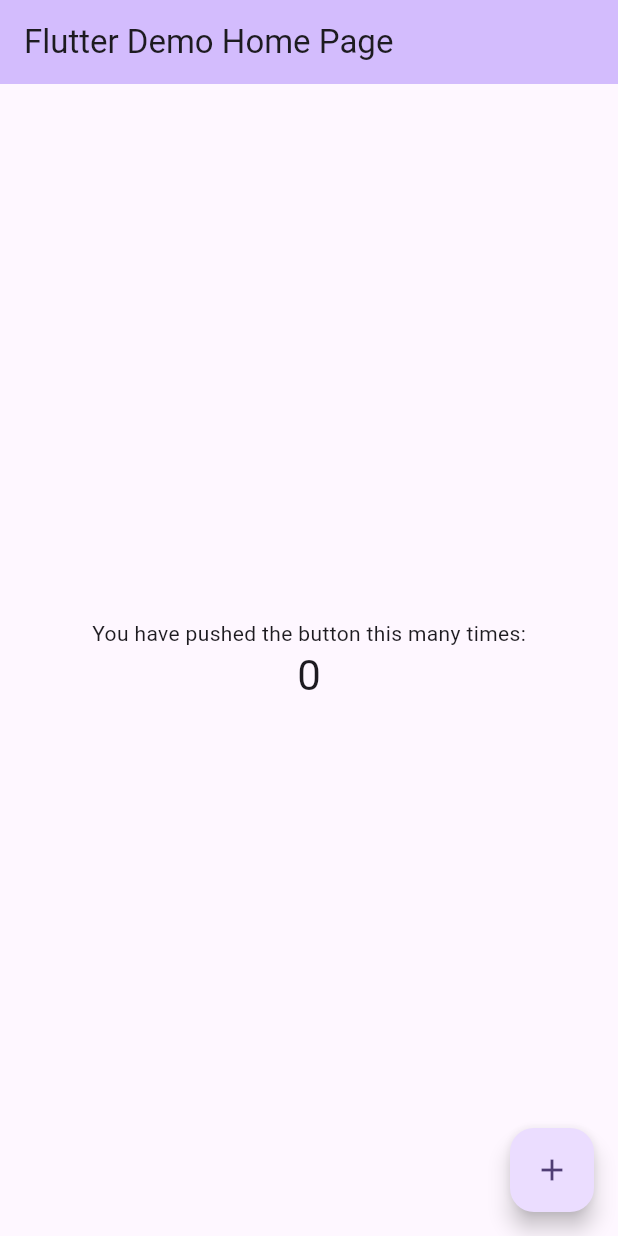
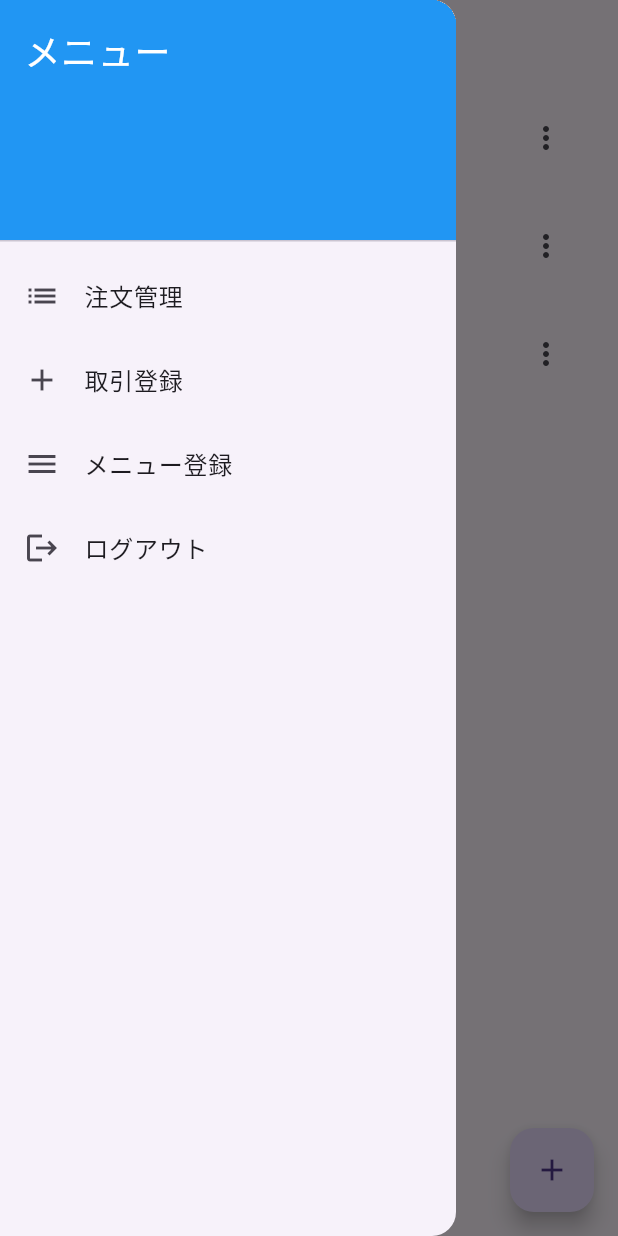
Before and after one commit to ma2mori/veloxorder, a Flutter app: the screen it shows after launch, with the side drawer open (before the commit the screen has no drawer), on a phone screen of 412 x 824 dp. Run offline on Flutter 3.47's test engine with Material 3 defaults, Android fonts, the phone set to English and light mode, and no system bars.

Commit message:
#1 仮の画面を作成する

```diff
--- a/lib/main.dart
+++ b/lib/main.dart
@@ -1,125 +1,28 @@
 import 'package:flutter/material.dart';
+import 'package:veloxorder/view/store/order_management_screen.dart';
+import 'package:veloxorder/view/store/transaction_registration_screen.dart';
+import 'package:veloxorder/view/store/menu_registration_screen.dart';
+// Todo import 'package:veloxorder/view/authorization_screen.dart';
 
 void main() {
-  runApp(const MyApp());
+  runApp(VeloxOrderApp());
 }
 
-class MyApp extends StatelessWidget {
-  const MyApp({super.key});
-
-  // This widget is the root of your application.
+class VeloxOrderApp extends StatelessWidget {
   @override
   Widget build(BuildContext context) {
     return MaterialApp(
-      title: 'Flutter Demo',
+      title: 'VeloxOrder',
       theme: ThemeData(
-        // This is the theme of your application.
-        //
-        // TRY THIS: Try running your application with "flutter run". You'll see
-        // the application has a purple toolbar. Then, without quitting the app,
-        // try changing the seedColor in the colorScheme below to Colors.green
-        // and then invoke "hot reload" (save your changes or press the "hot
-        // reload" button in a Flutter-supported IDE, or press "r" if you used
-        // the command line to start the app).
-        //
-        // Notice that the counter didn't reset back to zero; the application
-        // state is not lost during the reload. To reset the state, use hot
-        // restart instead.
-        //
-        // This works for code too, not just values: Most code changes can be
-        // tested with just a hot reload.
-        colorScheme: ColorScheme.fromSeed(seedColor: Colors.deepPurple),
-        useMaterial3: true,
+        primarySwatch: Colors.blue,
       ),
-      home: const MyHomePage(title: 'Flutter Demo Home Page'),
+      home: OrderManagementScreen(),
+      routes: {
+        '/orderManagement': (context) => OrderManagementScreen(),
+        '/transactionRegistration': (context) =>
+            TransactionRegistrationScreen(),
+        '/menuRegistration': (context) => MenuRegistrationScreen(),
+      },
     );
   }
 }
-
-class MyHomePage extends StatefulWidget {
-  const MyHomePage({super.key, required this.title});
-
-  // This widget is the home page of your application. It is stateful, meaning
-  // that it has a State object (defined below) that contains fields that affect
-  // how it looks.
-
-  // This class is the configuration for the state. It holds the values (in this
-  // case the title) provided by the parent (in this case the App widget) and
-  // used by the build method of the State. Fields in a Widget subclass are
-  // always marked "final".
-
-  final String title;
-
-  @override
-  State<MyHomePage> createState() => _MyHomePageState();
-}
-
-class _MyHomePageState extends State<MyHomePage> {
-  int _counter = 0;
-
-  void _incrementCounter() {
-    setState(() {
-      // This call to setState tells the Flutter framework that something has
-      // changed in this State, which causes it to rerun the build method below
-      // so that the display can reflect the updated values. If we changed
-      // _counter without calling setState(), then the build method would not be
-      // called again, and so nothing would appear to happen.
-      _counter++;
-    });
-  }
-
-  @override
-  Widget build(BuildContext context) {
-    // This method is rerun every time setState is called, for instance as done
-    // by the _incrementCounter method above.
-    //
-    // The Flutter framework has been optimized to make rerunning build methods
-    // fast, so that you can just rebuild anything that needs updating rather
-    // than having to individually change instances of widgets.
-    return Scaffold(
-      appBar: AppBar(
-        // TRY THIS: Try changing the color here to a specific color (to
-        // Colors.amber, perhaps?) and trigger a hot reload to see the AppBar
-        // change color while the other colors stay the same.
-        backgroundColor: Theme.of(context).colorScheme.inversePrimary,
-        // Here we take the value from the MyHomePage object that was created by
-        // the App.build method, and use it to set our appbar title.
-        title: Text(widget.title),
-      ),
-      body: Center(
-        // Center is a layout widget. It takes a single child and positions it
-        // in the middle of the parent.
-        child: Column(
-          // Column is also a layout widget. It takes a list of children and
-          // arranges them vertically. By default, it sizes itself to fit its
-          // children horizontally, and tries to be as tall as its parent.
-          //
-          // Column has various properties to control how it sizes itself and
-          // how it positions its children. Here we use mainAxisAlignment to
-          // center the children vertically; the main axis here is the vertical
-          // axis because Columns are vertical (the cross axis would be
-          // horizontal).
-          //
-          // TRY THIS: Invoke "debug painting" (choose the "Toggle Debug Paint"
-          // action in the IDE, or press "p" in the console), to see the
-          // wireframe for each widget.
-          mainAxisAlignment: MainAxisAlignment.center,
-          children: <Widget>[
-            const Text(
-              'You have pushed the button this many times:',
-            ),
-            Text(
-              '$_counter',
-              style: Theme.of(context).textTheme.headlineMedium,
-            ),
-          ],
-        ),
-      ),
-      floatingActionButton: FloatingActionButton(
-        onPressed: _incrementCounter,
-        tooltip: 'Increment',
-        child: const Icon(Icons.add),
-      ), // This trailing comma makes auto-formatting nicer for build methods.
-    );
-  }
-}
--- /dev/null
+++ b/lib/view/store/common_drawer.dart
@@ -0,0 +1,55 @@
+import 'package:flutter/material.dart';
+
+class CommonDrawer extends StatelessWidget {
+  @override
+  Widget build(BuildContext context) {
+    return Drawer(
+      child: ListView(
+        padding: EdgeInsets.zero,
+        children: <Widget>[
+          DrawerHeader(
+            decoration: BoxDecoration(
+              color: Colors.blue,
+            ),
+            child: Text(
+              'メニュー',
+              style: TextStyle(
+                color: Colors.white,
+                fontSize: 24,
+              ),
+            ),
+          ),
+          ListTile(
+            leading: Icon(Icons.list),
+            title: Text('注文管理'),
+            onTap: () {
+              Navigator.pushReplacementNamed(context, '/orderManagement');
+            },
+          ),
+          ListTile(
+            leading: Icon(Icons.add),
+            title: Text('取引登録'),
+            onTap: () {
+              Navigator.pushReplacementNamed(
+                  context, '/transactionRegistration');
+            },
+          ),
+          ListTile(
+            leading: Icon(Icons.menu),
+            title: Text('メニュー登録'),
+            onTap: () {
+              Navigator.pushReplacementNamed(context, '/menuRegistration');
+            },
+          ),
+          ListTile(
+            leading: Icon(Icons.logout),
+            title: Text('ログアウト'),
+            onTap: () {
+              // Todo ログアウト処理
+            },
+          ),
+        ],
+      ),
+    );
+  }
+}
--- /dev/null
+++ b/lib/view/store/order_management_screen.dart
@@ -0,0 +1,58 @@
+import 'package:flutter/material.dart';
+import 'package:veloxorder/view/store/common_drawer.dart';
+
+class OrderManagementScreen extends StatefulWidget {
+  @override
+  _OrderManagementScreenState createState() => _OrderManagementScreenState();
+}
+
+class _OrderManagementScreenState extends State<OrderManagementScreen> {
+  // 仮データ
+  List<Map<String, String>> orders = [
+    {'id': '1', 'status': '未調理', 'item': '商品A'},
+    {'id': '2', 'status': '調理済み', 'item': '商品B'},
+    {'id': '3', 'status': '提供済み', 'item': '商品C'},
+  ];
+
+  @override
+  Widget build(BuildContext context) {
+    return Scaffold(
+      appBar: AppBar(
+        title: Text('注文管理'),
+      ),
+      drawer: CommonDrawer(),
+      body: ListView.builder(
+        itemCount: orders.length,
+        itemBuilder: (context, index) {
+          var order = orders[index];
+          return ListTile(
+            title: Text(order['item']!),
+            subtitle: Text('ステータス: ${order['status']}'),
+            trailing: PopupMenuButton<String>(
+              onSelected: (value) {
+                setState(() {
+                  order['status'] = value;
+                });
+              },
+              itemBuilder: (BuildContext context) {
+                return ['未調理', '調理済み', '提供済み'].map((String choice) {
+                  return PopupMenuItem<String>(
+                    value: choice,
+                    child: Text(choice),
+                  );
+                }).toList();
+              },
+            ),
+          );
+        },
+      ),
+      floatingActionButton: FloatingActionButton(
+        onPressed: () {
+          Navigator.pushNamed(context, '/transactionRegistration');
+        },
+        child: Icon(Icons.add),
+        tooltip: '取引登録',
+      ),
+    );
+  }
+}
```
Also changed, not shown: lib/view/store/menu_registration_screen.dart (added, +85 -0 lines), lib/view/store/transaction_registration_screen.dart (added, +59 -0 lines).
